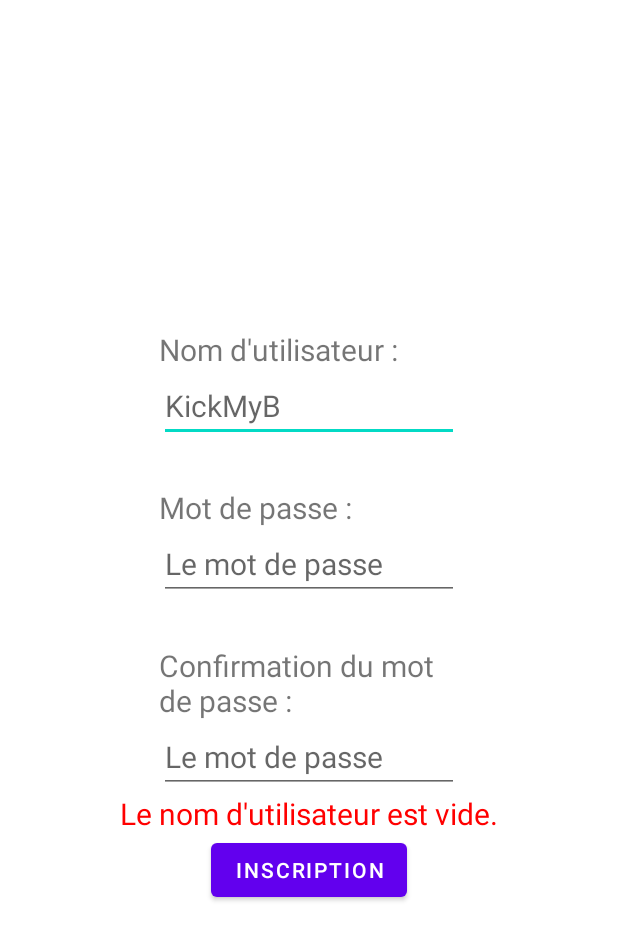
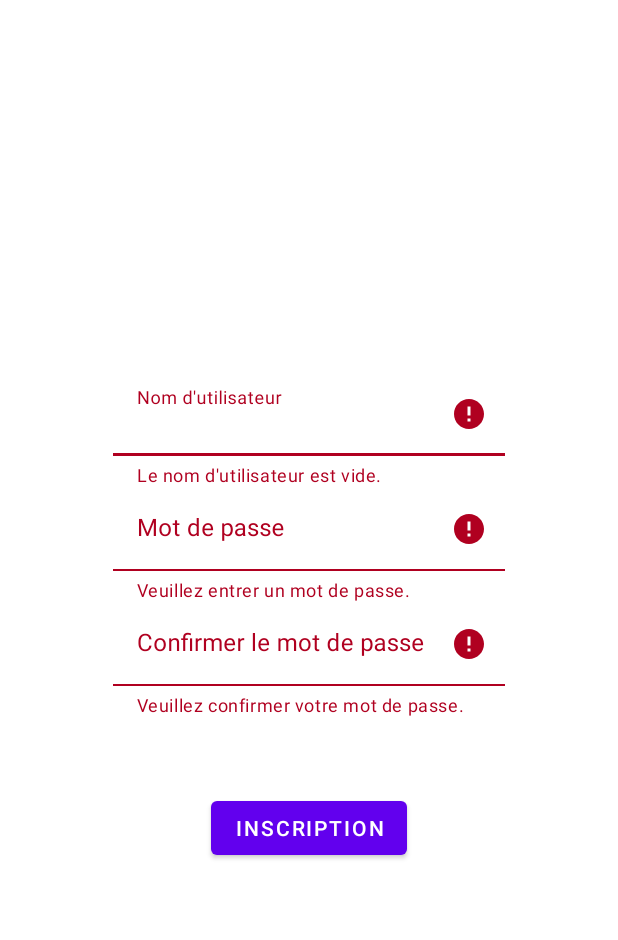
Before and after one commit to leephongtrang/H21-4204N6-KickMyB-Trang, an Android app: the InscriptionActivity screen opened directly, with no data from a screen before it, after a tap on "INSCRIPTION", on a phone screen of 412 x 824 dp. Shown: the top 940 px of the screen. Run offline under Robolectric (Android 15) with nearby library versions, the phone set to English and light mode, and no system bars; libraries missing offline, so code that uses them is left out: org.kickmyb, org.kickmyb.transfer; 2 statements that could not run were skipped.

```diff
--- a/app/src/main/java/com/example/kickmyb/AccueilActivity.java
+++ b/app/src/main/java/com/example/kickmyb/AccueilActivity.java
@@ -49,7 +49,7 @@ public class AccueilActivity extends BaseActivity {
         currentActivity = "Acceuil";
 
         initRecycler();
-        //item2();
+        item2();
         gettask();
 
         binding.btnAjoutTacheAccueil.setOnClickListener(new View.OnClickListener() {
--- a/app/src/main/java/com/example/kickmyb/InscriptionActivity.java
+++ b/app/src/main/java/com/example/kickmyb/InscriptionActivity.java
@@ -29,13 +29,12 @@ public class InscriptionActivity extends AppCompatActivity {
     EditText confPass;
     TextView error;
     ServiceCookie service;
-
-
+    ActivityInscriptionBinding binding;
 
     @Override
     protected void onCreate(Bundle savedInstanceState) {
         super.onCreate(savedInstanceState);
-        ActivityInscriptionBinding binding = ActivityInscriptionBinding.inflate(getLayoutInflater());
+        binding = ActivityInscriptionBinding.inflate(getLayoutInflater());
         View view = binding.getRoot();
         setContentView(view);
 
@@ -46,7 +45,7 @@ public class InscriptionActivity extends AppCompatActivity {
         username = binding.editTextUsernameInscription;
         password = binding.editTextMdpInscription;
         confPass = binding.editTextMdpConfirmInscription;
-        error = binding.textViewErreur;
+        //error = binding.textViewErreur;
 
         binding.btnInscriptionInscription.setOnClickListener(new View.OnClickListener() {
             @Override
@@ -80,16 +79,25 @@ public class InscriptionActivity extends AppCompatActivity {
     }
 
     private boolean validatonInfo(String USNA, String MDPD, String MDPC){
-        if (USNA.isEmpty()) { //Si le username est Null
-            error.setText("Le nom d'utilisateur est vide.");
+        if(USNA.isEmpty() || MDPD.isEmpty() || MDPC.isEmpty()){
+            if (USNA.isEmpty()){//Si le username est Null
+                binding.textInputLayoutInscriptionUsername.setError("Le nom d'utilisateur est vide.");
+            }else { binding.textInputLayoutInscriptionUsername.setError(null);}
+            if (MDPD.isEmpty()){//Si le mot de passe est Null
+                binding.textInputLayoutInscriptionPassword.setError("Veuillez entrer un mot de passe.");
+            } else { binding.textInputLayoutInscriptionPassword.setError(null);}
+            if (MDPC.isEmpty()){//Si la confirmation de mot de passe est Null
+                binding.textInputLayoutInscriptionPasswordConfirm.setError("Veuillez confirmer votre mot de passe.");
+            } else { binding.textInputLayoutInscriptionPasswordConfirm.setError(null);}
             return false;
         }
-        if (MDPD.isEmpty()) { error.setText("Veuillez entrer un mot de passe."); return false; } //Si le mot de passe est Null
-        if (MDPC.isEmpty()) { error.setText("Veuillez confirmer votre mot de passe."); return false; } //Si la confirmation de mot de passe est Null
+        binding.textInputLayoutInscriptionUsername.setError(null);
+        binding.textInputLayoutInscriptionPassword.setError(null);
+        binding.textInputLayoutInscriptionPasswordConfirm.setError(null);
         if (MDPD.equals(MDPC)){ //Confirme que les 2 mots de passe sont pareil
             return true;
         } else {
-            error.setText("La confirmation du mot de passe à échouer.");
+            binding.textInputLayoutInscriptionPasswordConfirm.setError("Les mots de passe sont différents.");
             return false;
         }
     }
--- a/app/src/main/res/layout/activity_inscription.xml
+++ b/app/src/main/res/layout/activity_inscription.xml
@@ -10,68 +10,62 @@
         android:layout_width="match_parent"
         android:layout_height="match_parent"
         android:orientation="vertical"
-        android:gravity="center">
+        android:gravity="center"
+        android:padding="75sp">
 
-        <TextView
-            android:layout_width="200dp"
+            <com.google.android.material.textfield.TextInputLayout
+                android:id="@+id/textInputLayoutInscription_username"
+                android:layout_width="match_parent"
                 android:layout_height="wrap_content"
-            android:text="Nom d'utilisateur :"
-            android:textSize="20dp"
-            />
+                android:hint="@string/username"
+                app:boxBackgroundColor="#00FFFFFF"
+                app:errorEnabled="true">
 
                 <EditText
                     android:id="@+id/editText_username_inscription"
-            android:layout_width="200dp"
+                    android:layout_width="match_parent"
+                    android:layout_height="wrap_content"/>
+            </com.google.android.material.textfield.TextInputLayout>
+
+            <com.google.android.material.textfield.TextInputLayout
+                android:id="@+id/textInputLayoutInscription_password"
+                android:layout_width="match_parent"
                 android:layout_height="wrap_content"
-            android:hint="KickMyB"
-            android:textSize="20dp"
-            />
-
-        <TextView
-            android:layout_width="200dp"
-            android:layout_height="wrap_content"
-            android:layout_marginTop="30dp"
-            android:text="Mot de passe :"
-            android:textSize="20dp"
-            />
+                android:hint="@string/password"
+                app:boxBackgroundColor="#00FFFFFF"
+                app:errorEnabled="true"
+                app:endIconMode="password_toggle">
 
                 <EditText
                     android:id="@+id/editText_mdp_inscription"
-            android:layout_width="200dp"
+                    android:layout_width="match_parent"
                     android:layout_height="wrap_content"
-            android:hint="Le mot de passe"
-            android:textSize="20dp"
-            android:inputType="textPassword"
-            />
+                    android:inputType="textPassword"/>
+            </com.google.android.material.textfield.TextInputLayout>
 
-        <TextView
-            android:layout_width="200dp"
+            <com.google.android.material.textfield.TextInputLayout
+                android:id="@+id/textInputLayoutInscription_passwordConfirm"
+                android:layout_width="match_parent"
                 android:layout_height="wrap_content"
-            android:layout_marginTop="30dp"
-            android:text="Confirmation du mot de passe :"
-            android:textSize="20dp" />
+                android:hint="@string/password_confirm"
+                app:boxBackgroundColor="#00FFFFFF"
+                app:errorEnabled="true"
+                app:endIconMode="password_toggle">
 
                 <EditText
                     android:id="@+id/editText_mdpConfirm_inscription"
-            android:layout_width="200dp"
+                    android:layout_width="match_parent"
                     android:layout_height="wrap_content"
-            android:hint="Le mot de passe"
-            android:textSize="20dp"
                     android:inputType="textPassword"
                     />
-
-        <TextView
-            android:id="@+id/textView_erreur"
-            android:layout_width="wrap_content"
-            android:layout_height="wrap_content"
-            android:textSize="20dp"
-            android:textColor="#FF0000"/>
+            </com.google.android.material.textfield.TextInputLayout>
 
             <Button
                 android:id="@+id/btn_inscription_inscription"
                 android:layout_width="wrap_content"
                 android:layout_height="wrap_content"
-            android:text="Inscription"/>
+                android:text="@string/SignUp"
+                android:layout_marginTop="50sp"/>
 
     </LinearLayout>
 
--- a/app/src/main/res/values/strings.xml
+++ b/app/src/main/res/values/strings.xml
@@ -2,4 +2,9 @@
     <string name="app_name">KickMyB</string>
     <string name="drawer_open">Open navigation drawer</string>
     <string name="drawer_close">Close navigation drawer</string>
+    <string name="username">Nom d\'utilisateur</string>
+    <string name="LogIn">Connexion</string>
+    <string name="SignUp">Inscription</string>
+    <string name="password_confirm">Confirmer le mot de passe</string>
+    <string name="password">Mot de passe</string>
 </resources>
```
Also changed, not shown: app/src/main/res/layout/activity_connexion.xml (+9 -29 lines), 2 other files. Lines whose indentation alone changed are shown as unchanged.
